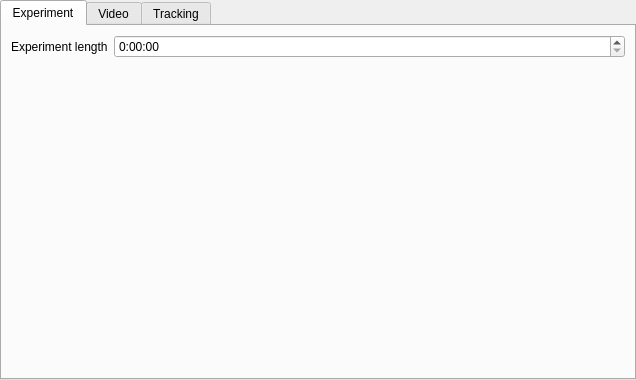
First picture: the form in configwindow.ui, repository fgu-cas/kachna-tracker, before the edit.
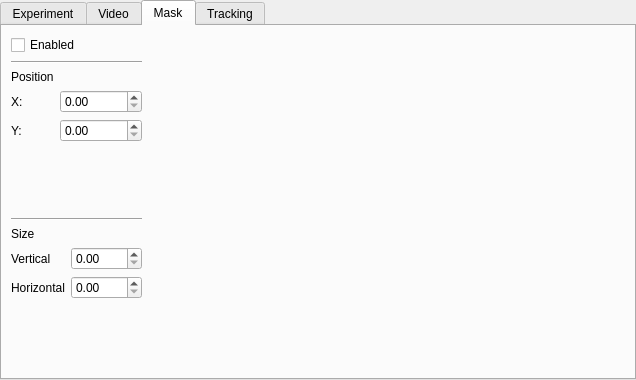
Second picture: the form after the edit. The open tabs and pages were chosen to show the change.

The edit to the form file:
```diff
--- a/configwindow.ui
+++ b/configwindow.ui
@@ -148,6 +148,139 @@
     </item>
    </layout>
   </widget>
+  <widget class="QWidget" name="tab_4">
+   <attribute name="title">
+    <string>Mask</string>
+   </attribute>
+   <layout class="QHBoxLayout" name="horizontalLayout_3">
+    <item>
+     <layout class="QVBoxLayout" name="verticalLayout_5">
+      <item>
+       <widget class="QCheckBox" name="maskEnabledBox">
+        <property name="text">
+         <string>Enabled</string>
+        </property>
+       </widget>
+      </item>
+      <item>
+       <widget class="Line" name="line_3">
+        <property name="orientation">
+         <enum>Qt::Horizontal</enum>
+        </property>
+       </widget>
+      </item>
+      <item>
+       <layout class="QFormLayout" name="formLayout_6">
+        <property name="fieldGrowthPolicy">
+         <enum>QFormLayout::AllNonFixedFieldsGrow</enum>
+        </property>
+        <item row="1" column="0">
+         <widget class="QLabel" name="label_12">
+          <property name="text">
+           <string>Position</string>
+          </property>
+         </widget>
+        </item>
+        <item row="2" column="0">
+         <widget class="QLabel" name="label_13">
+          <property name="text">
+           <string>X:</string>
+          </property>
+         </widget>
+        </item>
+        <item row="3" column="0">
+         <widget class="QLabel" name="label_14">
+          <property name="text">
+           <string>Y:</string>
+          </property>
+         </widget>
+        </item>
+        <item row="2" column="1">
+         <widget class="QDoubleSpinBox" name="maskXBox">
+          <property name="maximum">
+           <double>9999.989999999999782</double>
+          </property>
+         </widget>
+        </item>
+        <item row="3" column="1">
+         <widget class="QDoubleSpinBox" name="maskYBox">
+          <property name="maximum">
+           <double>9999.989999999999782</double>
+          </property>
+         </widget>
+        </item>
+       </layout>
+      </item>
+      <item>
+       <widget class="Line" name="line_2">
+        <property name="orientation">
+         <enum>Qt::Horizontal</enum>
+        </property>
+       </widget>
+      </item>
+      <item>
+       <layout class="QFormLayout" name="formLayout_8">
+        <item row="0" column="0">
+         <widget class="QLabel" name="label_15">
+          <property name="text">
+           <string>Size</string>
+          </property>
+         </widget>
+        </item>
+        <item row="1" column="0">
+         <widget class="QLabel" name="label_16">
+          <property name="text">
+           <string>Vertical</string>
+          </property>
+         </widget>
+        </item>
+        <item row="1" column="1">
+         <widget class="QDoubleSpinBox" name="maskVBox">
+          <property name="maximum">
+           <double>9999.000000000000000</double>
+          </property>
+         </widget>
+        </item>
+        <item row="2" column="0">
+         <widget class="QLabel" name="label_17">
+          <property name="text">
+           <string>Horizontal</string>
+          </property>
+         </widget>
+        </item>
+        <item row="2" column="1">
+         <widget class="QDoubleSpinBox" name="maskHBox">
+          <property name="maximum">
+           <double>9999.989999999999782</double>
+          </property>
+         </widget>
+        </item>
+       </layout>
+      </item>
+     </layout>
+    </item>
+    <item>
+     <spacer name="horizontalSpacer_2">
+      <property name="orientation">
+       <enum>Qt::Horizontal</enum>
+      </property>
+      <property name="sizeHint" stdset="0">
+       <size>
+        <width>40</width>
+        <height>20</height>
+       </size>
+      </property>
+     </spacer>
+    </item>
+    <item>
+     <widget class="QLabel" name="maskLabel">
+      <property name="text">
+       <string/>
+      </property>
+     </widget>
+    </item>
+   </layout>
+  </widget>
   <widget class="QWidget" name="tab_3">
    <attribute name="title">
     <string>Tracking</string>
```
Left out of the diff: 2 changed lines with no effect on the pictures.
